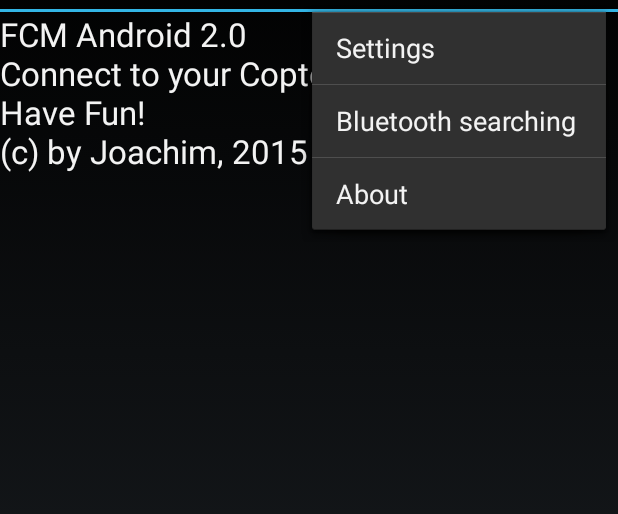
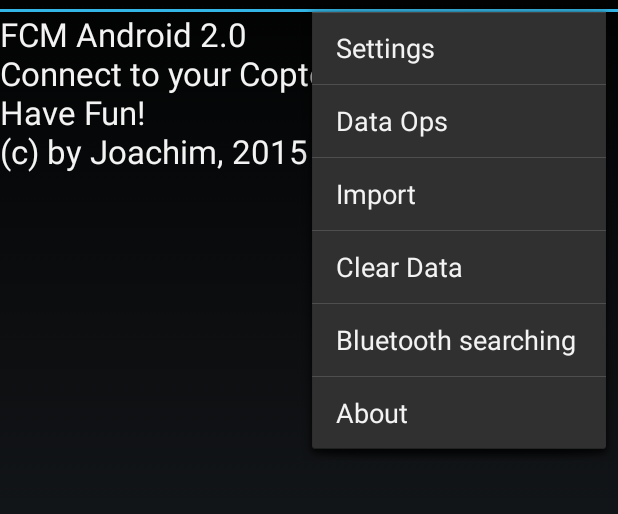
Before and after one commit to joachimwe/FCM-Android-2, an Android app: the screen it shows after launch (MainActivity), with the options menu open, on a phone screen of 412 x 824 dp, the part 60-574 px from its top. Run offline under Robolectric (Android 15) with nearby library versions, the phone set to English and light mode, and no system bars; libraries missing offline, so code that uses them is left out: org.achartengine, org.achartengine.chart, org.achartengine.model, org.achartengine.renderer, org.osmdroid and 4 more; 4 statements that could not run were skipped.

Commit message:
Json Export and Import of - Stream Settings - Stream Data

```diff
--- a/app/build.gradle
+++ b/app/build.gradle
@@ -29,4 +29,5 @@ dependencies {
     compile 'org.osmdroid:osmdroid-android:4.3'
     compile 'org.slf4j:slf4j-simple:1.6.1'
     compile files('libs/osmbonuspack_v5.1.jar')
+    compile 'com.google.code.gson:gson:2.2.4'
 }
--- a/app/src/main/res/menu/menu_main.xml
+++ b/app/src/main/res/menu/menu_main.xml
@@ -39,6 +39,21 @@
         android:title="@string/action_settings"
         android:showAsAction="ifRoom" />
     <item
+        android:id="@+id/action_dataOperations"
+        android:orderInCategory="100"
+        android:title="@string/action_dataOperations"
+        android:showAsAction="ifRoom" />
+    <item
+        android:id="@+id/action_dataimport"
+        android:orderInCategory="100"
+        android:title="Import"
+        android:showAsAction="ifRoom" />
+    <item
+        android:id="@+id/action_dataclear"
+        android:orderInCategory="100"
+        android:title="Clear Data"
+        android:showAsAction="ifRoom" />
+    <item
         android:id="@+id/action_bluetooth_searching"
         android:orderInCategory="100"
         android:icon="@drawable/ic_action_bluetooth_searching"
--- a/app/src/main/res/values/strings.xml
+++ b/app/src/main/res/values/strings.xml
@@ -10,4 +10,6 @@
     <string name="action_about">About</string>
     <string name="action_stopStream">Stop Datastream</string>
     <string name="action_showStream">Show Streamdata</string>
+    <string name="action_dataOperations">Data Ops</string>
+
 </resources>
```
Also changed, not shown: app/src/main/java/de/huslik_elektronik/fcma2/activity/MainActivity.java (+13 -1 lines), app/src/main/java/de/huslik_elektronik/fcma2/model/JsonHandler.java (added, +56 -0 lines), app/src/main/java/de/huslik_elektronik/fcma2/model/JsonStreamData.java (added, +57 -0 lines), app/src/main/java/de/huslik_elektronik/fcma2/model/StreamData.java (+18 -15 lines), 1 other file.
